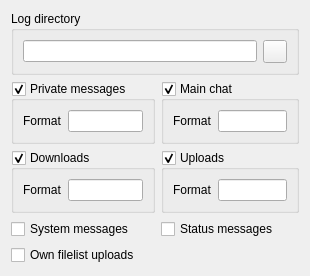
Above: eiskaltdcpp/ui/UISettingsLog.ui from eiskaltdcpp/eiskaltdcpp before the change. Below: the same form after it.
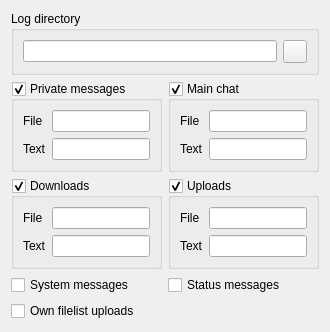
That is the form after the change.

Commit message: расширены настройки для логов

Patch:
```diff
--- a/eiskaltdcpp/ui/UISettingsLog.ui
+++ b/eiskaltdcpp/ui/UISettingsLog.ui
@@ -6,15 +6,34 @@
    <rect>
     <x>0</x>
     <y>0</y>
-    <width>310</width>
-    <height>243</height>
+    <width>330</width>
+    <height>302</height>
    </rect>
   </property>
   <property name="windowTitle">
    <string>Form</string>
   </property>
-  <layout class="QGridLayout" name="gridLayout">
-   <item row="2" column="0">
+  <layout class="QGridLayout" name="gridLayout_5">
+   <item row="0" column="0" colspan="2">
+    <widget class="QGroupBox" name="groupBox_2">
+     <property name="title">
+      <string>Log directory</string>
+     </property>
+     <layout class="QGridLayout" name="gridLayout_6">
+      <item row="0" column="0">
+       <widget class="QLineEdit" name="lineEdit_LOGDIR"/>
+      </item>
+      <item row="0" column="1">
+       <widget class="QToolButton" name="toolButton_BROWSE">
+        <property name="text">
+         <string/>
+        </property>
+       </widget>
+      </item>
+     </layout>
+    </widget>
+   </item>
+   <item row="1" column="0">
     <widget class="QGroupBox" name="groupBox_PM">
      <property name="title">
       <string>Private messages</string>
@@ -22,21 +41,31 @@
      <property name="checkable">
       <bool>true</bool>
      </property>
-     <layout class="QGridLayout" name="gridLayout_3">
+     <layout class="QGridLayout" name="gridLayout">
       <item row="0" column="0">
+       <widget class="QLabel" name="label_5">
+        <property name="text">
+         <string>File</string>
+        </property>
+       </widget>
+      </item>
+      <item row="0" column="1">
+       <widget class="QLineEdit" name="lineEdit_FILE_PMFMT"/>
+      </item>
+      <item row="1" column="0">
        <widget class="QLabel" name="label_2">
         <property name="text">
-         <string>Format</string>
+         <string>Text</string>
         </property>
        </widget>
       </item>
-      <item row="0" column="1">
+      <item row="1" column="1">
        <widget class="QLineEdit" name="lineEdit_PMFMT"/>
       </item>
      </layout>
     </widget>
    </item>
-   <item row="2" column="1">
+   <item row="1" column="1">
     <widget class="QGroupBox" name="groupBox_MAINCHAT">
      <property name="title">
       <string>Main chat</string>
@@ -46,19 +75,29 @@
      </property>
      <layout class="QGridLayout" name="gridLayout_2">
       <item row="0" column="0">
+       <widget class="QLabel" name="label_6">
+        <property name="text">
+         <string>File</string>
+        </property>
+       </widget>
+      </item>
+      <item row="0" column="1">
+       <widget class="QLineEdit" name="lineEdit_FILE_CHATFMT"/>
+      </item>
+      <item row="1" column="0">
        <widget class="QLabel" name="label">
         <property name="text">
-         <string>Format</string>
+         <string>Text</string>
         </property>
        </widget>
       </item>
-      <item row="0" column="1">
+      <item row="1" column="1">
        <widget class="QLineEdit" name="lineEdit_CHATFMT"/>
       </item>
      </layout>
     </widget>
    </item>
-   <item row="3" column="0">
+   <item row="2" column="0">
     <widget class="QGroupBox" name="groupBox_DOWN">
      <property name="title">
       <string>Downloads</string>
@@ -66,21 +105,31 @@
      <property name="checkable">
       <bool>true</bool>
      </property>
-     <layout class="QGridLayout" name="gridLayout_4">
+     <layout class="QGridLayout" name="gridLayout_3">
       <item row="0" column="0">
+       <widget class="QLabel" name="label_7">
+        <property name="text">
+         <string>File</string>
+        </property>
+       </widget>
+      </item>
+      <item row="0" column="1">
+       <widget class="QLineEdit" name="lineEdit_FILE_DOWNFMT"/>
+      </item>
+      <item row="1" column="0">
        <widget class="QLabel" name="label_3">
         <property name="text">
-         <string>Format</string>
+         <string>Text</string>
         </property>
        </widget>
       </item>
-      <item row="0" column="1">
+      <item row="1" column="1">
        <widget class="QLineEdit" name="lineEdit_DOWNFMT"/>
       </item>
      </layout>
     </widget>
    </item>
-   <item row="3" column="1">
+   <item row="2" column="1">
     <widget class="QGroupBox" name="groupBox_UP">
      <property name="title">
       <string>Uploads</string>
@@ -88,61 +137,52 @@
      <property name="checkable">
       <bool>true</bool>
      </property>
-     <layout class="QGridLayout" name="gridLayout_5">
+     <layout class="QGridLayout" name="gridLayout_4">
       <item row="0" column="0">
+       <widget class="QLabel" name="label_8">
+        <property name="text">
+         <string>File</string>
+        </property>
+       </widget>
+      </item>
+      <item row="0" column="1">
+       <widget class="QLineEdit" name="lineEdit_FILE_UPFMT"/>
+      </item>
+      <item row="1" column="0">
        <widget class="QLabel" name="label_4">
         <property name="text">
-         <string>Format</string>
+         <string>Text</string>
         </property>
        </widget>
       </item>
-      <item row="0" column="1">
+      <item row="1" column="1">
        <widget class="QLineEdit" name="lineEdit_UPFMT"/>
       </item>
      </layout>
     </widget>
    </item>
-   <item row="1" column="0" colspan="2">
-    <widget class="QGroupBox" name="groupBox_2">
-     <property name="title">
-      <string>Log directory</string>
-     </property>
-     <layout class="QGridLayout" name="gridLayout_6">
-      <item row="0" column="0">
-       <widget class="QLineEdit" name="lineEdit_LOGDIR"/>
-      </item>
-      <item row="0" column="1">
-       <widget class="QToolButton" name="toolButton_BROWSE">
-        <property name="text">
-         <string/>
-        </property>
-       </widget>
-      </item>
-     </layout>
-    </widget>
-   </item>
-   <item row="5" column="0">
-    <widget class="QCheckBox" name="checkBox_FILELIST">
-     <property name="text">
-      <string>Own filelist uploads</string>
-     </property>
-    </widget>
-   </item>
-   <item row="4" column="0">
+   <item row="3" column="0">
     <widget class="QCheckBox" name="checkBox_SYSTEM">
      <property name="text">
       <string>System messages</string>
      </property>
     </widget>
    </item>
-   <item row="4" column="1">
+   <item row="3" column="1">
     <widget class="QCheckBox" name="checkBox_STAT">
      <property name="text">
       <string>Status messages</string>
      </property>
     </widget>
    </item>
-   <item row="6" column="0">
+   <item row="4" column="0">
+    <widget class="QCheckBox" name="checkBox_FILELIST">
+     <property name="text">
+      <string>Own filelist uploads</string>
+     </property>
+    </widget>
+   </item>
+   <item row="5" column="0">
     <spacer name="verticalSpacer">
      <property name="orientation">
       <enum>Qt::Vertical</enum>
```
The commit also changes 1 other file.
